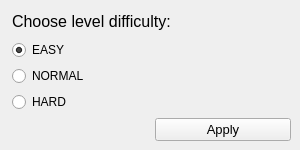
This is gameplay/highway_menu/select_level_menu.ui in germanivanov0719/Racing as Qt 5 draws it before an edit. The edited form follows.
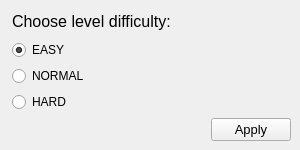
This is the edited form.

```diff
--- a/gameplay/highway_menu/select_level_menu.ui
+++ b/gameplay/highway_menu/select_level_menu.ui
@@ -36,7 +36,9 @@
     <property name="leftMargin">
      <number>12</number>
     </property>
-    <item row="0" column="0" colspan="2">
+    <item row="2" column="1">
+     <layout class="QGridLayout" name="gridLayout_2">
+      <item row="0" column="0">
      <widget class="QLabel" name="label">
       <property name="font">
        <font>
@@ -48,26 +50,8 @@
       </property>
      </widget>
     </item>
-    <item row="2" column="1">
-     <widget class="QPushButton" name="pushButton">
-      <property name="font">
-       <font>
-        <pointsize>10</pointsize>
-       </font>
-      </property>
-      <property name="text">
-       <string>Apply</string>
-      </property>
-      <property name="checkable">
-       <bool>false</bool>
-      </property>
-      <property name="checked">
-       <bool>false</bool>
-      </property>
-     </widget>
-    </item>
-    <item row="1" column="0" colspan="2">
-     <layout class="QVBoxLayout" name="verticalLayout" stretch="1,1,1">
+      <item row="1" column="0">
+       <layout class="QVBoxLayout" name="verticalLayout" stretch="1,1,1,0">
       <item>
        <widget class="QRadioButton" name="radioButton">
         <property name="enabled">
@@ -99,10 +83,44 @@
         <property name="text">
          <string>HARD</string>
         </property>
-        <attribute name="buttonGroup">
-         <string notr="true">buttonGroup</string>
-        </attribute>
-       </widget>
+         </widget>
+        </item>
+        <item>
+         <layout class="QHBoxLayout" name="horizontalLayout">
+          <item>
+           <spacer name="horizontalSpacer">
+            <property name="orientation">
+             <enum>Qt::Horizontal</enum>
+            </property>
+            <property name="sizeHint" stdset="0">
+             <size>
+              <width>40</width>
+              <height>20</height>
+             </size>
+            </property>
+           </spacer>
+          </item>
+          <item>
+           <widget class="QPushButton" name="pushButton">
+            <property name="font">
+             <font>
+              <pointsize>10</pointsize>
+             </font>
+            </property>
+            <property name="text">
+             <string>Apply</string>
+            </property>
+            <property name="checkable">
+             <bool>false</bool>
+            </property>
+            <property name="checked">
+             <bool>false</bool>
+            </property>
+           </widget>
+          </item>
+         </layout>
+        </item>
+       </layout>
       </item>
      </layout>
     </item>
```
Left out of the diff: 6 changed lines with no effect on the pictures. Lines whose indentation alone changed are shown as unchanged.
